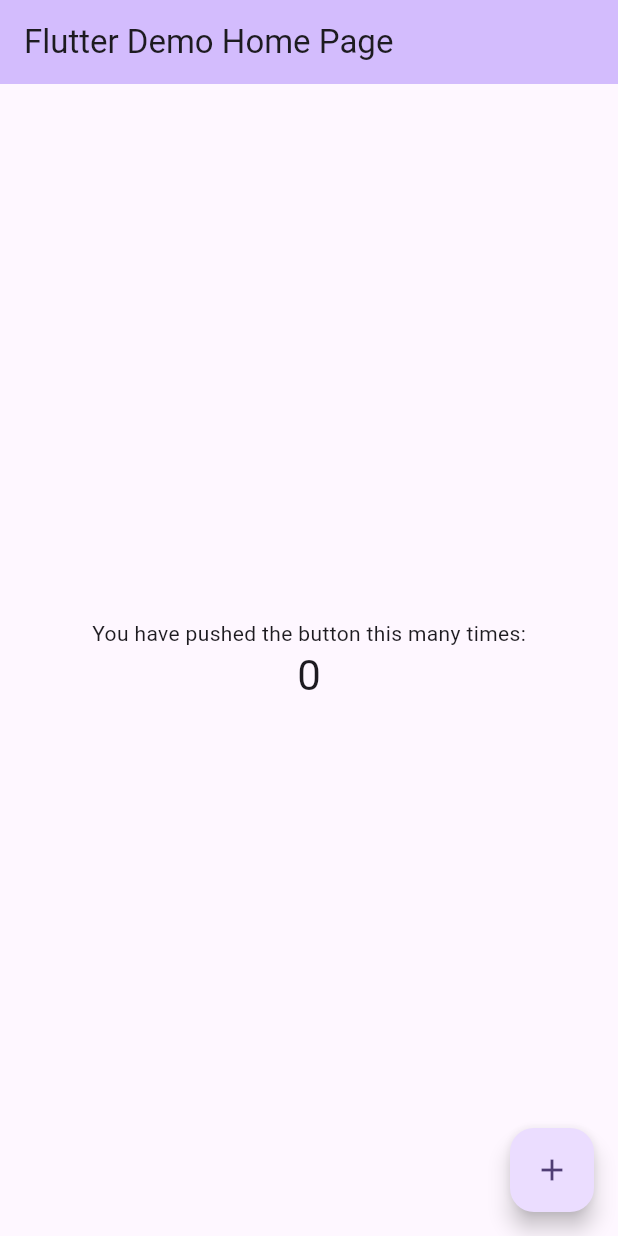
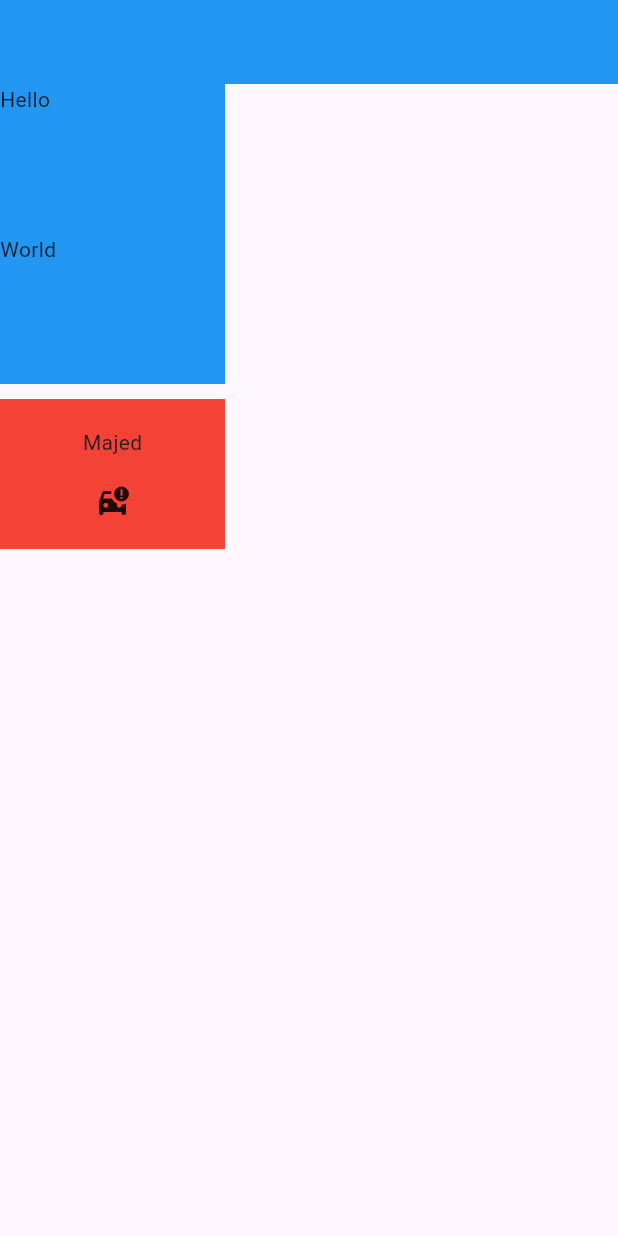
Before and after one commit to Connquestt/DartKH, a Flutter app: the screen it shows after launch, on a phone screen of 412 x 824 dp. Run offline on Flutter 3.47's test engine with Material 3 defaults, Android fonts, the phone set to English and light mode, and no system bars.

Commit message:
Flutter boot camp day 4, and some edits of files

```diff
--- a/lib/main.dart
+++ b/lib/main.dart
@@ -1,122 +1,15 @@
 import 'package:flutter/material.dart';
+import 'screens/home_screenkh.dart';
 
 void main() {
-  runApp(const MyApp());
+  runApp(MainApp());
 }
 
-class MyApp extends StatelessWidget {
-  const MyApp({super.key});
-
-  // This widget is the root of your application.
-  @override
-  Widget build(BuildContext context) {
-    return MaterialApp(
-      title: 'Flutter Demo',
-      theme: ThemeData(
-        // This is the theme of your application.
-        //
-        // TRY THIS: Try running your application with "flutter run". You'll see
-        // the application has a purple toolbar. Then, without quitting the app,
-        // try changing the seedColor in the colorScheme below to Colors.green
-        // and then invoke "hot reload" (save your changes or press the "hot
-        // reload" button in a Flutter-supported IDE, or press "r" if you used
-        // the command line to start the app).
-        //
-        // Notice that the counter didn't reset back to zero; the application
-        // state is not lost during the reload. To reset the state, use hot
-        // restart instead.
-        //
-        // This works for code too, not just values: Most code changes can be
-        // tested with just a hot reload.
-        colorScheme: .fromSeed(seedColor: Colors.deepPurple),
-      ),
-      home: const MyHomePage(title: 'Flutter Demo Home Page'),
-    );
-  }
-}
-
-class MyHomePage extends StatefulWidget {
-  const MyHomePage({super.key, required this.title});
-
-  // This widget is the home page of your application. It is stateful, meaning
-  // that it has a State object (defined below) that contains fields that affect
-  // how it looks.
-
-  // This class is the configuration for the state. It holds the values (in this
-  // case the title) provided by the parent (in this case the App widget) and
-  // used by the build method of the State. Fields in a Widget subclass are
-  // always marked "final".
-
-  final String title;
-
-  @override
-  State<MyHomePage> createState() => _MyHomePageState();
-}
-
-class _MyHomePageState extends State<MyHomePage> {
-  int _counter = 0;
-
-  void _incrementCounter() {
-    setState(() {
-      // This call to setState tells the Flutter framework that something has
-      // changed in this State, which causes it to rerun the build method below
-      // so that the display can reflect the updated values. If we changed
-      // _counter without calling setState(), then the build method would not be
-      // called again, and so nothing would appear to happen.
-      _counter++;
-    });
-  }
+class MainApp extends StatelessWidget {
+  const MainApp({super.key});
 
   @override
   Widget build(BuildContext context) {
-    // This method is rerun every time setState is called, for instance as done
-    // by the _incrementCounter method above.
-    //
-    // The Flutter framework has been optimized to make rerunning build methods
-    // fast, so that you can just rebuild anything that needs updating rather
-    // than having to individually change instances of widgets.
-    return Scaffold(
-      appBar: AppBar(
-        // TRY THIS: Try changing the color here to a specific color (to
-        // Colors.amber, perhaps?) and trigger a hot reload to see the AppBar
-        // change color while the other colors stay the same.
-        backgroundColor: Theme.of(context).colorScheme.inversePrimary,
-        // Here we take the value from the MyHomePage object that was created by
-        // the App.build method, and use it to set our appbar title.
-        title: Text(widget.title),
-      ),
-      body: Center(
-        // Center is a layout widget. It takes a single child and positions it
-        // in the middle of the parent.
-        child: Column(
-          // Column is also a layout widget. It takes a list of children and
-          // arranges them vertically. By default, it sizes itself to fit its
-          // children horizontally, and tries to be as tall as its parent.
-          //
-          // Column has various properties to control how it sizes itself and
-          // how it positions its children. Here we use mainAxisAlignment to
-          // center the children vertically; the main axis here is the vertical
-          // axis because Columns are vertical (the cross axis would be
-          // horizontal).
-          //
-          // TRY THIS: Invoke "debug painting" (choose the "Toggle Debug Paint"
-          // action in the IDE, or press "p" in the console), to see the
-          // wireframe for each widget.
-          mainAxisAlignment: .center,
-          children: [
-            const Text('You have pushed the button this many times:'),
-            Text(
-              '$_counter',
-              style: Theme.of(context).textTheme.headlineMedium,
-            ),
-          ],
-        ),
-      ),
-      floatingActionButton: FloatingActionButton(
-        onPressed: _incrementCounter,
-        tooltip: 'Increment',
-        child: const Icon(Icons.add),
-      ),
-    );
+    return MaterialApp(home: HomeScreenkh());
   }
 }
--- /dev/null
+++ b/lib/screens/home_screenkh.dart
@@ -0,0 +1,39 @@
+import 'package:flutter/material.dart';
+
+class HomeScreenkh extends StatelessWidget {
+  const HomeScreenkh({super.key});
+  @override
+  Widget build(BuildContext context) {
+    return Scaffold(
+      appBar: AppBar(backgroundColor: Colors.blue),
+      body: Column(
+        children: [
+          Container(
+            width: 150,
+            height: 100,
+            color: Colors.blue,
+            child: Text("Hello"),
+          ),
+          Container(
+            width: 150,
+            height: 100,
+            color: Colors.blue,
+            child: Text("World"),
+          ),
+          Padding(
+            padding: EdgeInsetsGeometry.only(top: 10),
+            child: Container(
+              width: 150,
+              height: 100,
+              color: Colors.red,
+              child: Column(
+                mainAxisAlignment: MainAxisAlignment.spaceEvenly,
+                children: [Text('Majed'), Icon(Icons.car_crash)],
+              ),
+            ),
+          ),
+        ],
+      ),
+    );
+  }
+}
```
Also changed, not shown: lib/Day1KH/dart_kh.dart (renamed from lib/dart/core/Day1KH/dart_kh.dart), lib/Day2KH/day2kh.dart (renamed from lib/dart/core/Day2KH/day2kh.dart), lib/Hw1KH/Hw1KH.dart (renamed from lib/dart/core/Hw1KH/Hw1KH.dart), lib/Hw2KH/exercise.dart (renamed from lib/dart/core/Hw2KH/exercise.dart), lib/Hw2KH/main.dart (renamed from lib/dart/core/Hw2KH/main.dart), lib/Lab1KH/Lab1KH.dart (renamed from lib/dart/core/Lab1KH/Lab1KH.dart).
